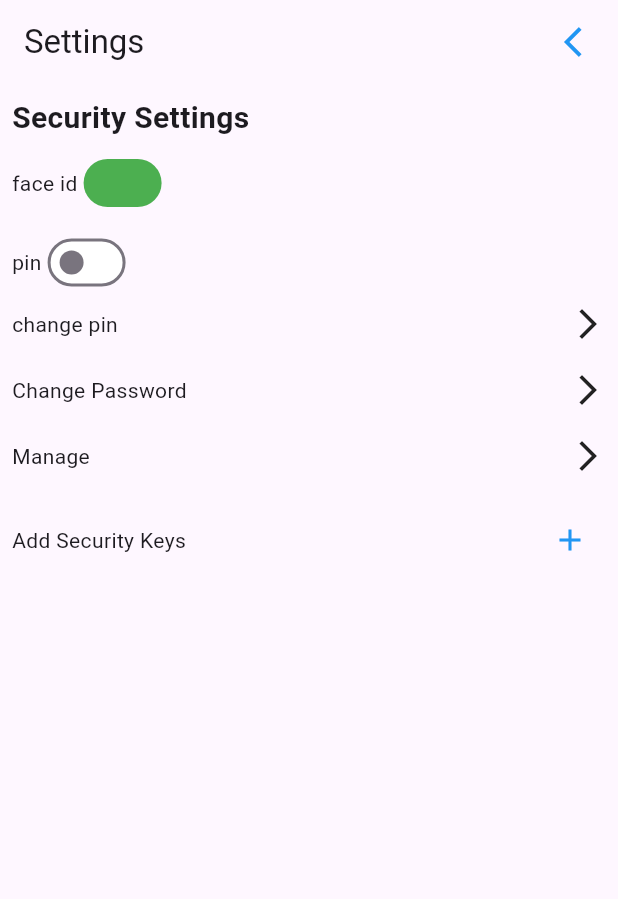
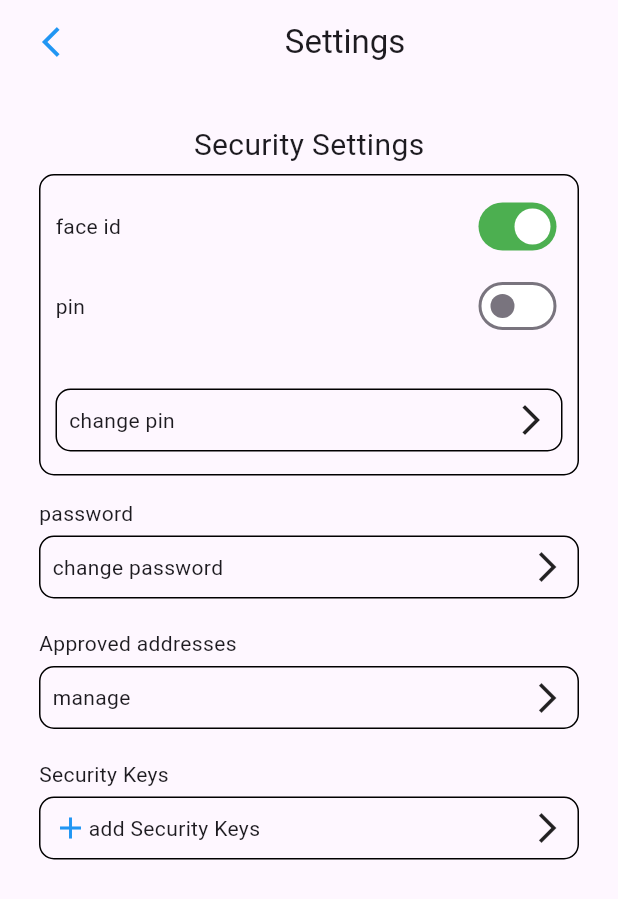
Before and after one commit to lubnagemaa65/fluttertask, a Flutter app: the screen it shows after launch, on a phone screen of 412 x 824 dp. Shown: the top 899 px of the screen. Run offline on Flutter 3.47's test engine with Material 3 defaults, Android fonts, the phone set to English and light mode, and no system bars.

Commit message:
Flutter task1 commit

```diff
--- a/lib/main.dart
+++ b/lib/main.dart
@@ -12,7 +12,7 @@ class MyApp extends StatelessWidget {
   @override
   Widget build(BuildContext context) {
     return const MaterialApp(
-
+    debugShowCheckedModeBanner: false,
 
       home: Settings(),
     );
--- a/lib/presentation/screens/settings.dart
+++ b/lib/presentation/screens/settings.dart
@@ -18,29 +18,49 @@ class _SettingsState extends State<Settings> {
 
   @override
   Widget build(BuildContext context) {
-    final screenWidth = MediaQuery.of(context).size.width;
 
 
 
     return Scaffold(
      appBar: AppBar(
-        title: const Text("Settings"),
-        actions: [
+    title: Row(
+      mainAxisAlignment: MainAxisAlignment.center,
+      children: [
         IconButton(
-            icon: const Icon(Icons.arrow_back_ios, color: Colors.blue),
           onPressed: () {
+            // Add logic for the icon button
           },
+          icon: Icon(Icons.arrow_back_ios, color: Colors.blue),
+        ),
+        Expanded(
+          child: Center(
+            child: Text("Settings"),
+          ),
         ),
       ],
-      ),
+    ),),
+
+
       body: Container(
-        padding: EdgeInsets.all(8.0),
+        padding: EdgeInsets.all(10.0),
+        margin: EdgeInsets.all(16),
         child: Column(
-          crossAxisAlignment: CrossAxisAlignment.start,
+          mainAxisAlignment: MainAxisAlignment.start,
           children: [
             const SectionHeader(text: "Security Settings"),
             const SizedBox(height: 5),
 
+Container(
+  padding: EdgeInsets.all(10),
+decoration: BoxDecoration(
+                border:
+                    Border.all(color: Colors.black),
+                    borderRadius: BorderRadius.circular(10) // Adding a black border
+              ),
+
+child: Column(
+
+  children: [
                 ToggleButton(
                     text: "face id",
                     value: faceIdValue,
@@ -51,7 +71,6 @@ class _SettingsState extends State<Settings> {
                     },
                   ),
                   const SizedBox(height: 5),
-
                   ToggleButton(
                     text: "pin",
                     value: pinValue,
@@ -63,29 +82,33 @@ class _SettingsState extends State<Settings> {
                   ),
                   const SizedBox(height: 5),
                   CustomListItem(
+                    text: "",
                     label: "change pin",
+                    onPressed: () {},
+                  ),
+  ],
+),
+)
+            ,const SizedBox(height: 15),
+             CustomListItem(
+              text: "password",
+              label: "change password",
               onPressed: () {
-                // Add logic for changing password
               },
             ),
              const SizedBox(height: 15),
             CustomListItem(
-              label: "Change Password",
-              onPressed: () {
-                // Add logic for changing password
-              },
-            ),
-             const SizedBox(height: 15),
-            CustomListItem(
-              label: "Manage",
+              text: "Approved addresses",
+              label: "manage",
               onPressed: () {
 
               },
             ),
              const SizedBox(height: 15),
             CustomListItem(
+              text: "Security Keys",
                 isLastItem: true,
-              label: "Add Security Keys",
+              label: "add Security Keys",
               onPressed: () {
               },
 
--- a/lib/presentation/widgets/customItemList.dart
+++ b/lib/presentation/widgets/customItemList.dart
@@ -2,34 +2,42 @@ import 'package:flutter/material.dart';
 
 class CustomListItem extends StatelessWidget {
   final String label;
+  final String text;
   final VoidCallback onPressed;
   final bool isLastItem;
 
-
-  CustomListItem(
-      {required this.label, required this.onPressed, this.isLastItem = false});
+  CustomListItem({
+    required this.label,
+    required this.onPressed,
+    this.isLastItem = false,
+    required this.text,
+  });
 
   @override
   Widget build(BuildContext context) {
     return Column(
+      crossAxisAlignment: CrossAxisAlignment.start,
       children: [
-        Row(
+        Text(text),
+        SizedBox(height: 5),
+        Container(
+          decoration: BoxDecoration(
+            border: Border.all(color: Colors.black),
+            borderRadius: BorderRadius.circular(10),
+          ),
+          child: Padding(
+            padding: const EdgeInsets.all(8.0),
+            child: Row(
               children: [
+                if (isLastItem) Icon(Icons.add, color: Colors.blue),
                 Expanded(child: Text(label)),
-            if (isLastItem)
-              IconButton(
-                icon: const Icon(Icons.add,color: Colors.blue,),
-                onPressed: onPressed,
-              )
-            else
                  Icon(Icons.arrow_forward_ios),
               ],
             ),
-        const SizedBox(height: 5),
-
-
+          ),
+        ),
+        SizedBox(height: 5),
       ],
     );
-
   }
 }
--- a/lib/presentation/widgets/sectionHeader.dart
+++ b/lib/presentation/widgets/sectionHeader.dart
@@ -7,9 +7,11 @@ class SectionHeader extends StatelessWidget {
 
   @override
   Widget build(BuildContext context) {
-    return Text(
-      text,
-      style: const TextStyle(fontSize: 20, fontWeight: FontWeight.bold),
+    return Center(
+      child: Text(
+        text,
+        style: const TextStyle(fontSize: 20,),
+      ),
     );
   }
 }
--- a/lib/presentation/widgets/toggleButton.dart
+++ b/lib/presentation/widgets/toggleButton.dart
@@ -1,4 +1,5 @@
 import 'package:flutter/material.dart';
+import 'package:flutter/widgets.dart';
 
 class ToggleButton extends StatelessWidget {
   final String text;
@@ -9,14 +10,18 @@ class ToggleButton extends StatelessWidget {
 
   @override
   Widget build(BuildContext context) {
+    Color activeColor = value ?   Colors.white: Colors.green;
+    Color activeTrackColor = value ? Colors.green : Colors.white;
+
     return Row(
+      mainAxisAlignment: MainAxisAlignment.spaceBetween,
       children: [
-        Text(text),
+        Expanded(child: Text(text)),
         Switch(
           value: value,
           onChanged: onChanged,
-          activeTrackColor: Colors.green,
-          activeColor: Colors.green,
+          activeTrackColor: activeTrackColor,
+          activeColor: activeColor,
           inactiveTrackColor: Colors.white,
         ),
       ],
```
Lines whose indentation alone changed are shown as unchanged.
